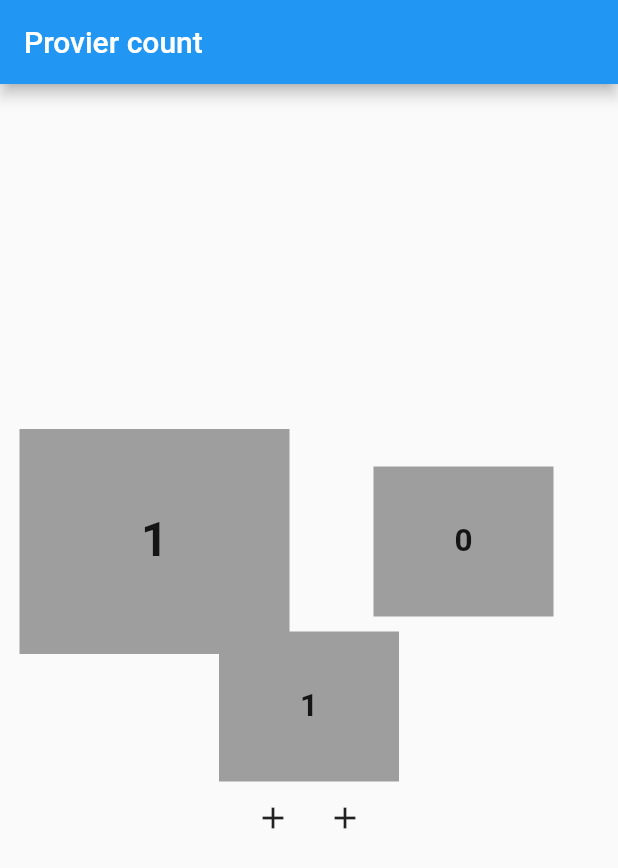
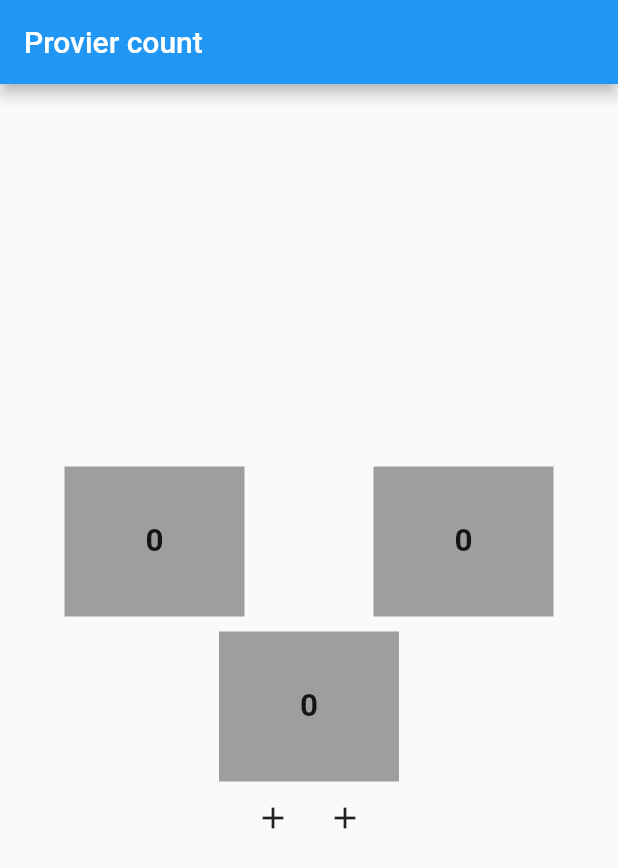
Before and after one commit to AdamMusa/provider, a Flutter app: the MyApp screen opened directly, after a tap on the "add" icon, on a phone screen of 412 x 824 dp. Shown: the top 868 px of the screen. Run offline on Flutter 3.47's test engine with Material 2 defaults, Android fonts, the light colour scheme and no system bars.

Commit message:
using multiprovider in the counter app

```diff
--- a/provi/lib/main.dart
+++ b/provi/lib/main.dart
@@ -1,17 +1,24 @@
 import 'package:flutter/material.dart';
+import 'package:provi/prov.dart';
 import 'package:provi/provider_model.dart';
 import 'package:provider/provider.dart';
 
 void main() => runApp(MaterialApp(
-        home: ChangeNotifierProvider(
-      create: (context) => Counter(),
-      child: MyApp(),
+      home: MultiProvider(
+      providers: [
+        //ChangeNotifierProvider(create: (_)=>Counter()),
+        //ChangeNotifierProvider(create: (_)=>Dec()),
+        Provider<Counter>(create: (context)=>Counter()),
+        Provider<Dec>(create: (context)=>Dec()),
+      ],
+      child: MyApp()
     )));
 
 class MyApp extends StatelessWidget {
   @override
   Widget build(BuildContext context) {
     final counter = Provider.of<Counter>(context);
+    final dec = Provider.of<Dec>(context);
     return Scaffold(
       appBar: AppBar(title: Text('Provier count')),
       body: Center(
@@ -22,28 +29,23 @@ class MyApp extends StatelessWidget {
                 mainAxisAlignment: MainAxisAlignment.spaceAround,
                 mainAxisSize: MainAxisSize.max,
                 children: <Widget>[
-                 Transform.scale(
-                   scale: 1.5,
-                   alignment: Alignment.center,
-                   transformHitTests: true,
-                   child:  Container(
-                      width: 120,
-                      height: 100,
-                      color: Colors.grey,
-                      child: Center(
-                          child: Text(
-                        '${counter.count_a}',
-                        style: TextStyle(fontWeight: FontWeight.bold),
-                        textScaleFactor: 1.5,
-                      ))),
-                   ),
                   Container(
                       width: 120,
                       height: 100,
                       color: Colors.grey,
                       child: Center(
                           child: Text(
-                        '${counter.count_b}',
+                        '${counter.count}',
+                        style: TextStyle(fontWeight: FontWeight.bold),
+                        textScaleFactor: 1.5,
+                      ))),
+                  Container(
+                      width: 120,
+                      height: 100,
+                      color: Colors.grey,
+                      child: Center(
+                          child: Text(
+                        '${dec.count_a}',
                         style: TextStyle(fontWeight: FontWeight.bold),
                         textScaleFactor: 1.5,
                       ))),
@@ -58,7 +60,7 @@ class MyApp extends StatelessWidget {
                   color: Colors.grey,
                   child: Center(
                       child: Text(
-                    '${counter.somme()}',
+                    '${counter.count + dec.count_a}',
                     style: TextStyle(fontWeight: FontWeight.bold),
                     textScaleFactor: 1.5,
                   ))),
@@ -72,7 +74,7 @@ class MyApp extends StatelessWidget {
                   ),
                   IconButton(
                     icon: Icon(Icons.add),
-                    onPressed: counter.increment_b,
+                    onPressed: dec.increment_a,
                     tooltip: 'Counter for b',
                   )
                 ],
--- /dev/null
+++ b/provi/lib/prov.dart
@@ -0,0 +1,10 @@
+import 'package:flutter/foundation.dart';
+
+class Dec with ChangeNotifier{
+  int count_a = 0;
+
+  void increment_a(){
+    count_a++;
+    notifyListeners();
+  }
+}
--- a/provi/lib/provider_model.dart
+++ b/provi/lib/provider_model.dart
@@ -1,18 +1,10 @@
 import 'package:flutter/cupertino.dart';
 
 class Counter with ChangeNotifier{
-  int count_a = 0;
-  int count_b = 0;
+  int count = 0;
 
   void increment_a(){
-    count_a++;
+    count++;
     notifyListeners();
   }
-  void increment_b(){
-    count_b++;
-    notifyListeners();
-  }
-  int somme(){
-    return count_a + count_b;
-  }
 }
```
